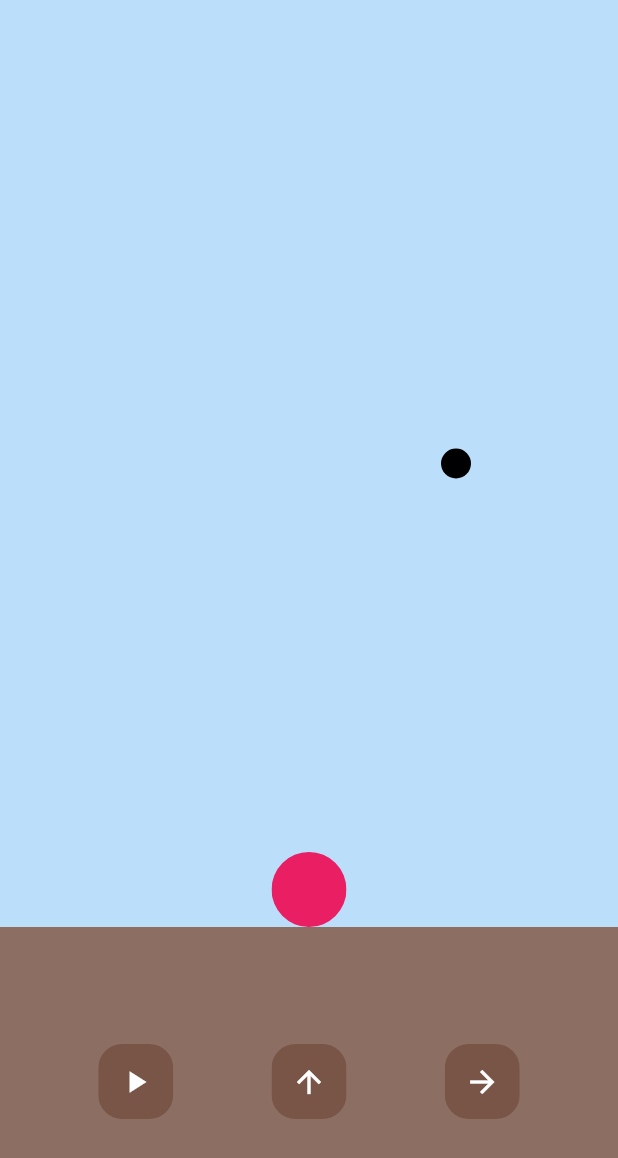
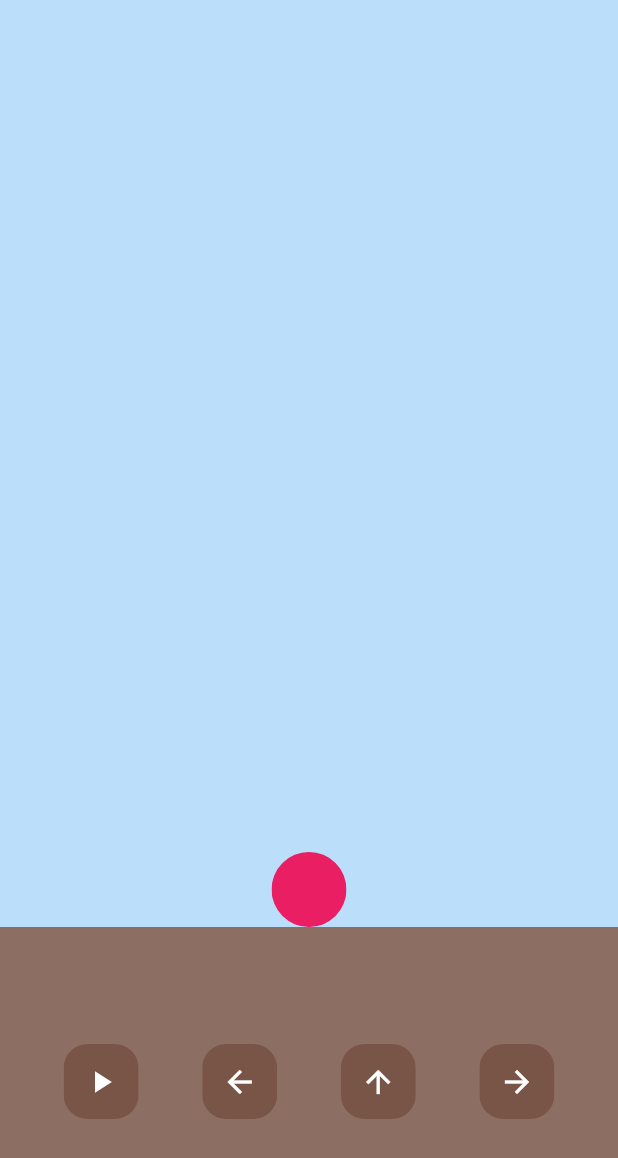
Before and after one commit to Rizz-33/Bubble-Trouble, a Flutter app: the screen it shows after launch, after a tap on the "play arrow" icon, on a phone screen of 412 x 824 dp. Shown: the top 1158 px of the screen. Run offline on Flutter 3.47's test engine with Material 3 defaults, Android fonts, the phone set to English and light mode, and no system bars.

Commit message:
feat: enum + modify: add button moveleft

```diff
--- a/lib/home.dart
+++ b/lib/home.dart
@@ -14,6 +14,8 @@ class HomePage extends StatefulWidget {
   State<HomePage> createState() => _HomePageState();
 }
 
+enum direction {LEFT, RIGHT}
+
 class _HomePageState extends State<HomePage> {
 
   static double X = 0;
@@ -24,7 +26,11 @@ class _HomePageState extends State<HomePage> {
   double bY = 0;
 
   void startGame() {
-
+    Timer.periodic(Duration(milliseconds: 50), (timer) {
+      setState(() {
+        bX -= 0.03;
+      });
+    });
   }
 
   void moveLeft() {
@@ -123,6 +129,10 @@ class _HomePageState extends State<HomePage> {
                     function: startGame,
                   ),
                   MyButton(
+                    icon: Icons.arrow_back,
+                    function: moveLeft,
+                  ),
+                  MyButton(
                     icon: Icons.arrow_upward,
                     function: fireMissile,
                   ),
```
